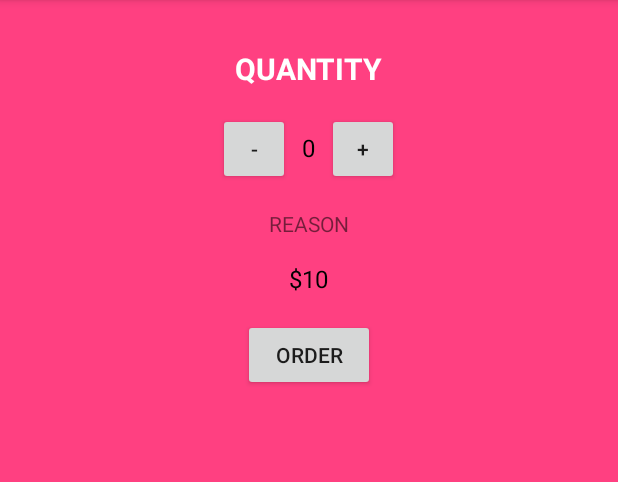
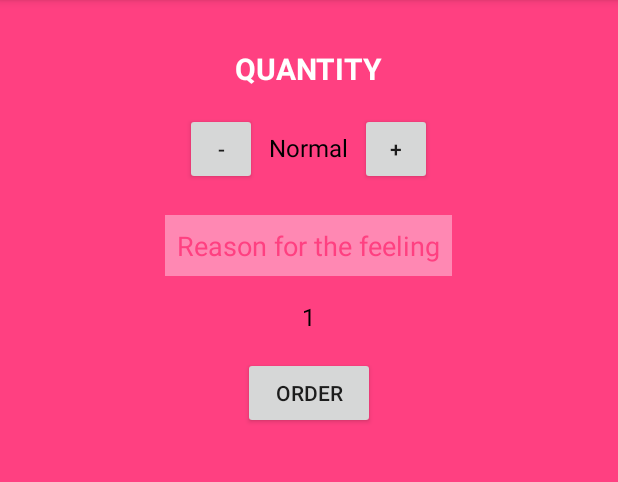
Before and after one commit to raza-ahmed/LaughCounter, an Android app: the screen it shows after launch (MainActivity), after a tap on "ORDER", on a phone screen of 412 x 824 dp, the part 84-566 px from its top. Run offline under Robolectric (Android 15) with nearby library versions, the phone set to English and light mode, and no system bars.

Commit message:
Main Activity Code optimization

```diff
--- a/app/src/main/java/com/android/ahmedraza/laughcounter/MainActivity.java
+++ b/app/src/main/java/com/android/ahmedraza/laughcounter/MainActivity.java
@@ -3,7 +3,6 @@ package com.android.ahmedraza.laughcounter;
 import android.os.Bundle;
 import android.support.v7.app.AppCompatActivity;
 import android.view.View;
-import android.widget.Button;
 import android.widget.TextView;
 
 public class MainActivity extends AppCompatActivity {
@@ -15,7 +14,7 @@ public class MainActivity extends AppCompatActivity {
         super.onCreate(savedInstanceState);
         setContentView(R.layout.activity_main);
 
-        final Button button = (Button) findViewById(R.id.dec);
+      /*  final Button button = (Button) findViewById(R.id.dec);
         button.setOnClickListener(new View.OnClickListener() {
 
 
@@ -43,9 +42,34 @@ public class MainActivity extends AppCompatActivity {
                 err.setText("Hello");
             }
         });
+
+        */
+    }
+
+    public void increment(View view){
+        String gFeeling = "Good";
+        displayEmotion(gFeeling);
+    }
+
+    public void decrement(View view){
+        String bFeeling = "Bad";
+        displayEmotion(bFeeling);
+    }
+
+    private void displayEmotion(String abc){
+        TextView goodText = (TextView) findViewById(R.id.quantity_text_view);
+        goodText.setText(abc);
     }
 
 
 
 
+    public void submitOrder(View view){
+        display(1);
+    }
+    private void display(int number){
+        TextView quantityTextView = (TextView) findViewById(R.id.price_text_view);
+        quantityTextView.setText("" + number);
+    }
+
 }
--- a/app/src/main/res/layout/activity_main.xml
+++ b/app/src/main/res/layout/activity_main.xml
@@ -46,7 +46,7 @@
             android:layout_height="wrap_content"
             android:layout_marginLeft="8dp"
             android:layout_marginRight="8dp"
-            android:text="0"
+            android:text="Normal"
             android:textColor="@android:color/black"
             android:textSize="16sp" />
 
@@ -60,12 +60,18 @@
 
     </LinearLayout>
 
-    <TextView
+
+
+
+    <EditText
+        android:id="@+id/reason_for_emotion"
         android:layout_width="wrap_content"
         android:layout_height="wrap_content"
-        android:layout_marginTop="16dp"
-        android:text="Reason"
-        android:textAllCaps="true" />
+        android:layout_marginTop="20dp"
+        android:padding="8dp"
+        android:background="@color/white_pink"
+        android:hint="Reason for the feeling"
+        android:textColorHint="@color/colorAccent"/>
 
     <TextView
         android:id="@+id/price_text_view"
--- a/app/src/main/res/values/colors.xml
+++ b/app/src/main/res/values/colors.xml
@@ -4,6 +4,6 @@
     <color name="colorPrimaryDark">#303F9F</color>
     <color name="colorAccent">#FF4081</color>
     <color name="colorTextAccent">#5B1229</color>
+    <color name="white_pink">#FF88B3</color>
     <color name="white">#FFFFFF</color>
-
 </resources>
```
